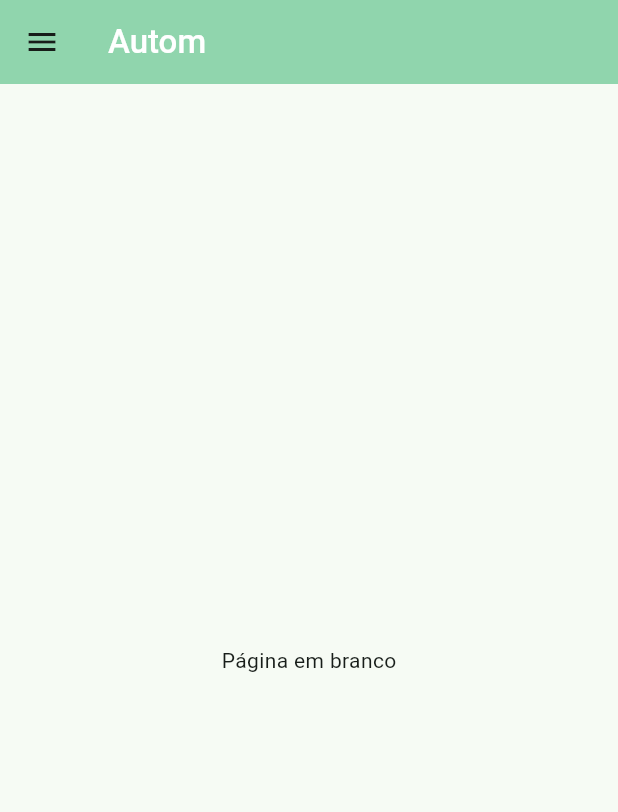
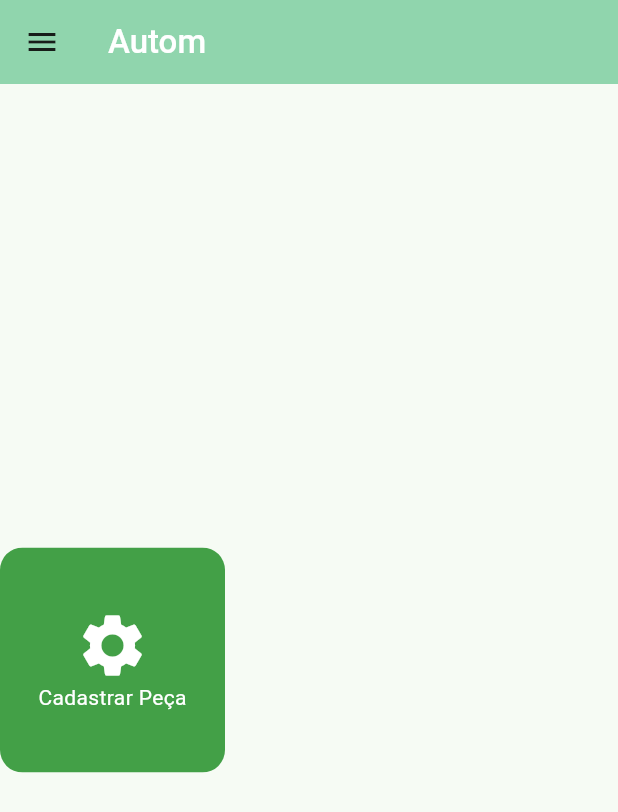
Before and after one commit to GLR21/autom_V3, a Flutter app: the MainView screen opened directly, on a phone screen of 412 x 824 dp. Shown: the top 812 px of the screen. Run offline on Flutter 3.47's test engine with Material 2 defaults, Android fonts, the phone set to English and light mode, and no system bars; our stand-ins replace dio, flutter_dotenv; missing offline and left inert: bitsdojo_window, postgres.

Commit message:
Botão para cadastrar Peças

```diff
--- a/lib/view/main_view.dart
+++ b/lib/view/main_view.dart
@@ -1,5 +1,6 @@
 
 import 'package:autom_v3/view/components/navigation_panel.dart';
+import 'package:autom_v3/view/peca/peca_view.dart';
 import 'package:flutter/material.dart';
 
 class MainView extends StatelessWidget
@@ -24,9 +25,66 @@ class MainView extends StatelessWidget
             )
         ),
         drawer: const NavigationPanel(),
-        body: const Center
+        body: Center
         (
-            child: Text('Página em branco')
+            child: Wrap
+            (
+                children:
+                [
+                    Row
+                    (
+                        children:
+                        [
+                            Column
+                            (
+                                children:
+                                [
+                                    SizedBox.fromSize
+                                    (
+                                        size: const Size(150, 150),
+                                        child: ClipRRect
+                                        (
+                                            borderRadius: BorderRadius.circular(15),
+                                            child: Material
+                                            (
+                                                color: Colors.green.shade600,
+                                                child: InkWell
+                                                (
+                                                    // splashColor: Colors.green,
+                                                    onTap: ()
+                                                    {
+                                                        Navigator.of(context).push
+                                                        (
+                                                            MaterialPageRoute
+                                                            (
+                                                                builder: (context) => const PecaView(null),
+                                                            ),
+                                                        );
+                                                    },
+                                                    child: const Column
+                                                    (
+                                                        mainAxisAlignment: MainAxisAlignment.center,
+                                                        children:
+                                                        [
+                                                            Icon
+                                                            (
+                                                                Icons.settings,
+                                                                size: 50,
+                                                                color: Colors.white
+                                                            ),
+                                                            Text("Cadastrar Peça", style: TextStyle(color: Colors.white)),
+                                                        ],
+                                                    ),
+                                                ),
+                                            ),
+                                        ),
+                                    )
+                                ],
+                            )
+                        ],
+                    )
+                ],
+            ),
         ),
     );
 }
```
